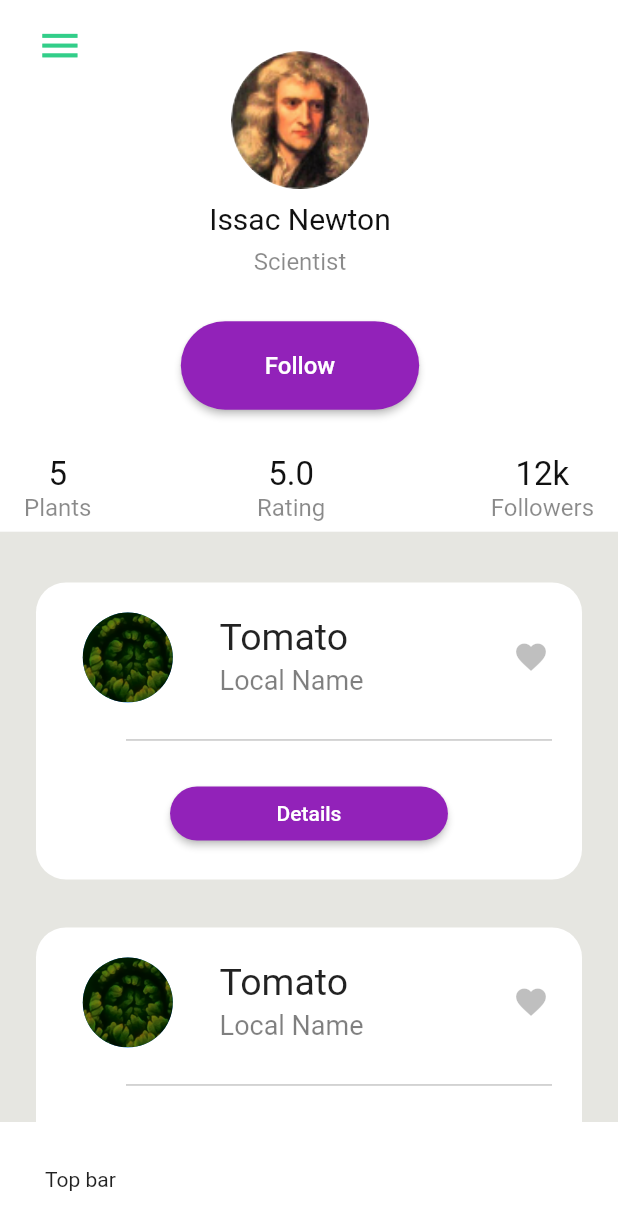
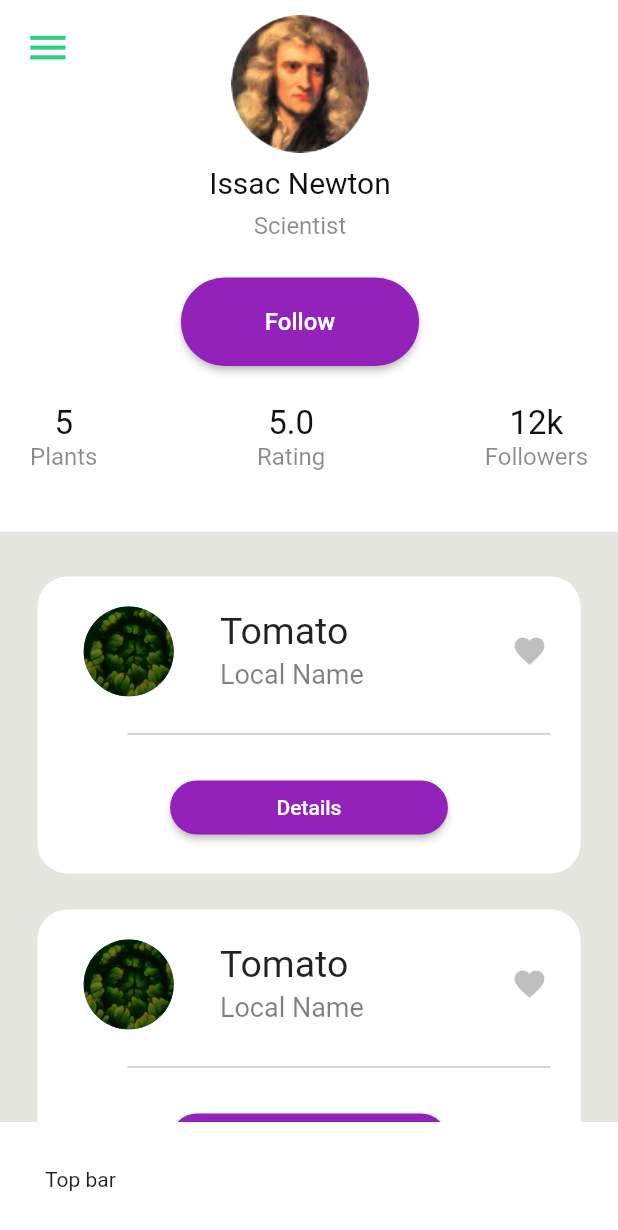
Before and after one commit to ParadoxPD/Spectra, a Flutter app: the Dashboard screen opened directly, on a phone screen of 412 x 824 dp. Shown: the top 1230 px of the screen. Run offline on Flutter 3.47's test engine with Material 2 defaults, Android fonts, the phone set to English and light mode, and no system bars; our stand-ins replace rxdart; Roboto replaces fonts that are missing (SFProText).

Commit message:
Completed the sidebar of the Dashboard

```diff
--- a/app/lib/pages/Dashboard.dart
+++ b/app/lib/pages/Dashboard.dart
@@ -1,21 +1,107 @@
 import 'package:flutter/material.dart';
 import 'package:flutter/widgets.dart';
 
-class Dashboard extends StatelessWidget {
+class Dashboard extends StatefulWidget {
+  Dashboard({Key key}) : super(key: key);
+
+  @override
+  _Dashboard createState() => _Dashboard();
+}
+
+class _Dashboard extends State<Dashboard> {
   @override
   Widget build(BuildContext context) {
     return Scaffold(
-        appBar: AppBar(
+      drawer: createSideDrawer(context),
+      body: SafeArea(
+          child: NestedScrollView(
+        headerSliverBuilder: (BuildContext context, bool innerBoxIsScrolled) {
+          return <Widget>[
+            sliverBar(context, "Issac Newton", "Scientist",
+                AssetImage('assets/avatar_profile.png')),
+          ];
+        },
+        body: Container(
+          color: Color(0xffE6E6E1),
+          child: Column(
+            children: <Widget>[
+              Expanded(
+                child: Container(
+                  height: MediaQuery.of(context).size.height / 4,
+                  padding: EdgeInsets.only(top: 30),
+                  child: SizedBox.expand(
+                    child: ListView.separated(
+                      itemCount: 30,
+                      separatorBuilder: (BuildContext context, int index) =>
+                          const Divider(
+                        height: 24,
+                        color: Color(0xffE6E6E1),
+                      ),
+                      itemBuilder: randomizeCard,
+                    ),
+                  ),
+                ),
+              ),
+              Container(
+                width: MediaQuery.of(context).size.width,
+                color: Colors.white,
+                padding: EdgeInsets.all(30),
+                child: Text("Top bar"),
+              ),
+            ],
+          ),
+        ),
+      )),
+    );
+  }
+}
+
+Widget randomizeCard(BuildContext context, int index) {
+  return getCard(context);
+}
+
+Widget sliverBar(
+    BuildContext context, String title, String type, AssetImage avatar) {
+  return SliverAppBar(
+    leading: Transform.translate(
+      offset: Offset(4, 4),
+      child: Transform.scale(
+        scale: 1.3,
+        child: Builder(
+          builder: (context) => IconButton(
+            icon: new Icon(Icons.menu),
+            color: Color(0xff32CE89),
+            onPressed: () => Scaffold.of(context).openDrawer(),
+          ),
+        ),
+      ),
+    ),
+    expandedHeight: MediaQuery.of(context).size.height * 0.43,
+    collapsedHeight: 60,
+    floating: true,
+    pinned: true,
+    snap: false,
     elevation: 0,
-          title: titleBar(context, AssetImage('assets/avatar_profile.png'),
-              "Issac Newton", "Scientist"),
-          backgroundColor: Color(0xffffffff),
-          toolbarHeight: MediaQuery.of(context).size.height * 0.43,
-          iconTheme: IconThemeData(color: Color(0xff32CE89)),
-          automaticallyImplyLeading: false,
+    backgroundColor: Colors.white,
+    flexibleSpace: LayoutBuilder(
+        builder: (BuildContext context, BoxConstraints constraints) {
+      var top = constraints.biggest.height;
+      return FlexibleSpaceBar(
+        title: Text(
+          title,
+          style: TextStyle(
+              color: top == 60 ? Color(0xbb000000) : Color(0x00000000)),
         ),
-        drawer: createSideDrawer(context),
-        body: Container(
+        centerTitle: true,
+        background: titleBar(context, avatar, title, type),
+      );
+    }),
+  );
+}
+
+List<Widget> mainBody(BuildContext context) {
+  return [
+    Container(
       color: Color(0xffE6E6E1),
       child: Column(
         children: <Widget>[
@@ -46,8 +132,8 @@ class Dashboard extends StatelessWidget {
           ),
         ],
       ),
-        ));
-  }
+    )
+  ];
 }
 
 Widget titleBar(
@@ -59,25 +145,7 @@ Widget titleBar(
       child: Column(
         children: <Widget>[
           Transform.translate(
-            offset: Offset(-25, 20),
-            child: Align(
-              alignment: Alignment.topLeft,
-              child: Transform.scale(
-                scale: 1.3,
-                child: Padding(
-                  padding: EdgeInsets.symmetric(horizontal: 25),
-                  child: Builder(
-                    builder: (context) => IconButton(
-                      icon: new Icon(Icons.menu),
-                      onPressed: () => Scaffold.of(context).openDrawer(),
-                    ),
-                  ),
-                ),
-              ),
-            ),
-          ),
-          Transform.translate(
-              offset: Offset(-6, 0),
+              offset: Offset(-6, 10),
               child: Column(
                 children: [
                   Padding(
@@ -106,7 +174,7 @@ Widget titleBar(
                         color: Color(0x75000000)),
                   ),
                   Padding(
-                    padding: const EdgeInsets.only(top: 30, bottom: 30),
+                    padding: const EdgeInsets.only(top: 25, bottom: 25),
                     child: ElevatedButton(
                         onPressed: () {},
                         child: Padding(
@@ -125,8 +193,10 @@ Widget titleBar(
                   ),
                 ],
               )),
-          Padding(
-            padding: const EdgeInsets.fromLTRB(0, 0, 0, 20),
+          Transform.translate(
+            offset: Offset(0, 10),
+            child: Padding(
+              padding: const EdgeInsets.fromLTRB(20, 0, 20, 20),
               child: Row(
                   mainAxisAlignment: MainAxisAlignment.spaceBetween,
                   children: <Widget>[
@@ -179,6 +249,7 @@ Widget titleBar(
                       ],
                     ),
                   ]),
+            ),
           ),
         ],
       ),
@@ -363,6 +434,7 @@ class TitleText extends StatelessWidget {
 
 Widget getCard(context) {
   return Card(
+    margin: EdgeInsets.only(left: 25, right: 25),
     elevation: 0,
     shape: RoundedRectangleBorder(
       borderRadius: BorderRadius.circular(20.0),
```
Lines whose indentation alone changed are shown as unchanged.
